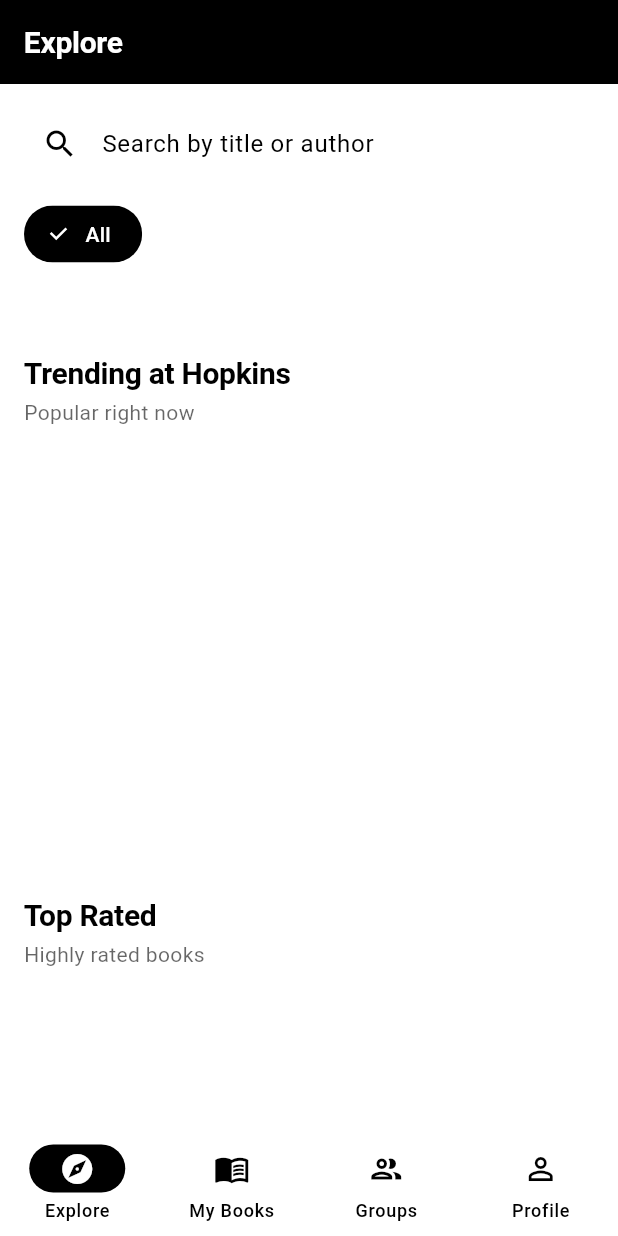
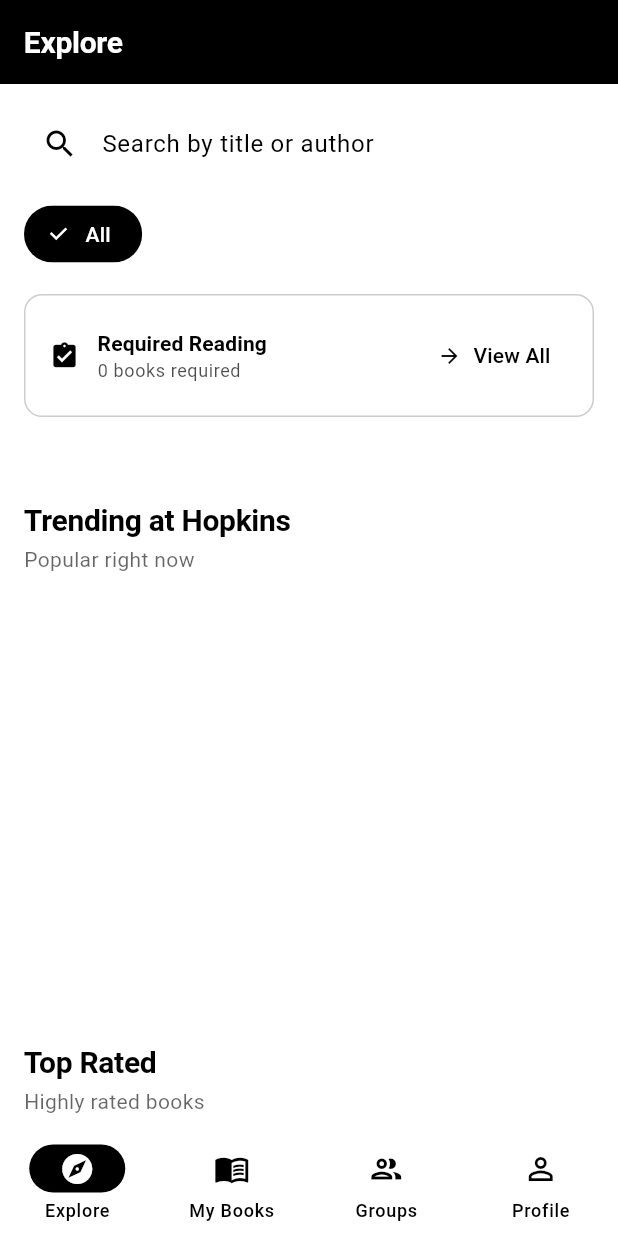
Before and after one commit to hdesilva26/hopkins_library_app, a Flutter app: the screen it shows once a user with an empty profile is signed in, on a phone screen of 412 x 824 dp. Run offline on Flutter 3.47's test engine with Material 3 defaults, Android fonts, the phone set to English and light mode, and no system bars; our stand-ins replace cached_network_image, cloud_firestore, firebase_auth, firebase_core, google_sign_in, shimmer; accounts and stored records are empty.

Commit message:
required books

```diff
--- a/lib/screens/explore/explore_page.dart
+++ b/lib/screens/explore/explore_page.dart
@@ -6,6 +6,7 @@ import '../../widgets/book_card.dart';
 import '../../widgets/book_list_tile.dart';
 import '../../widgets/common_widgets.dart';
 import '../admin/add_book_page.dart';
+import '../required/required_books_page.dart';
 
 /// Explore page for discovering books
 /// Features: Search, genre filtering, trending books, top rated, and personalized recommendations
@@ -49,8 +50,9 @@ class _ExplorePageState extends State<ExplorePage> {
 
         // Filter by selected genre
         if (_selectedGenre != null && _selectedGenre!.isNotEmpty) {
-          visibleBooks =
-              visibleBooks.where((b) => b.genre == _selectedGenre).toList();
+          visibleBooks = visibleBooks
+              .where((b) => b.genre == _selectedGenre)
+              .toList();
         }
 
         // Filter by search query (searches title and author)
@@ -92,8 +94,9 @@ class _ExplorePageState extends State<ExplorePage> {
                           genres: state.genres,
                           selected: _selectedGenre,
                           onSelected: (genre) {
-                            final nextGenre =
-                                (genre == _selectedGenre) ? null : genre;
+                            final nextGenre = (genre == _selectedGenre)
+                                ? null
+                                : genre;
 
                             setState(() {
                               _selectedGenre = nextGenre;
@@ -106,6 +109,82 @@ class _ExplorePageState extends State<ExplorePage> {
                           },
                         ),
                         const SizedBox(height: 16),
+
+                        // Required Books Section
+                        Container(
+                          width: double.infinity,
+                          padding: const EdgeInsets.all(16),
+                          margin: const EdgeInsets.only(bottom: 16),
+                          decoration: BoxDecoration(
+                            color: Theme.of(
+                              context,
+                            ).colorScheme.primaryContainer.withOpacity(0.3),
+                            borderRadius: BorderRadius.circular(12),
+                            border: Border.all(
+                              color: Theme.of(
+                                context,
+                              ).colorScheme.primary.withOpacity(0.2),
+                            ),
+                          ),
+                          child: Row(
+                            children: [
+                              Icon(
+                                Icons.assignment_turned_in,
+                                color: Theme.of(context).colorScheme.primary,
+                                size: 20,
+                              ),
+                              const SizedBox(width: 12),
+                              Expanded(
+                                child: Column(
+                                  crossAxisAlignment: CrossAxisAlignment.start,
+                                  children: [
+                                    Text(
+                                      'Required Reading',
+                                      style: Theme.of(context)
+                                          .textTheme
+                                          .titleSmall
+                                          ?.copyWith(
+                                            fontWeight: FontWeight.bold,
+                                            color: Theme.of(
+                                              context,
+                                            ).colorScheme.primary,
+                                          ),
+                                    ),
+                                    Text(
+                                      '${state.allBooks.where((b) => b.isRequired).length} books required',
+                                      style: Theme.of(context)
+                                          .textTheme
+                                          .bodySmall
+                                          ?.copyWith(
+                                            color: Theme.of(context)
+                                                .colorScheme
+                                                .onSurface
+                                                .withOpacity(0.7),
+                                          ),
+                                    ),
+                                  ],
+                                ),
+                              ),
+                              TextButton.icon(
+                                onPressed: () {
+                                  Navigator.of(context).push(
+                                    MaterialPageRoute(
+                                      builder: (_) => const RequiredBooksPage(),
+                                    ),
+                                  );
+                                },
+                                icon: const Icon(Icons.arrow_forward, size: 16),
+                                label: const Text('View All'),
+                                style: TextButton.styleFrom(
+                                  padding: const EdgeInsets.symmetric(
+                                    horizontal: 12,
+                                    vertical: 8,
+                                  ),
+                                ),
+                              ),
+                            ],
+                          ),
+                        ),
                       ],
                     ),
                   ),
```
Also changed, not shown: lib/screens/required/required_books_page.dart (added, +254 -0 lines), lib/services/required_books.dart (added, +107 -0 lines).
